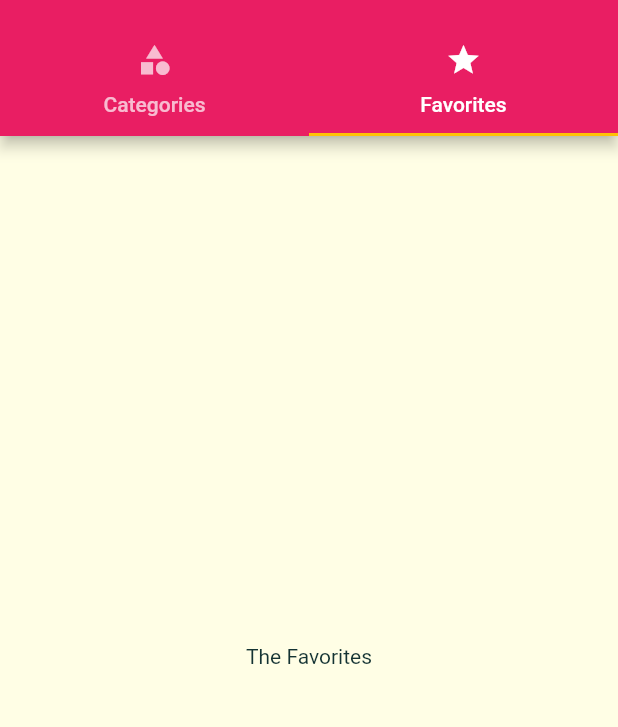
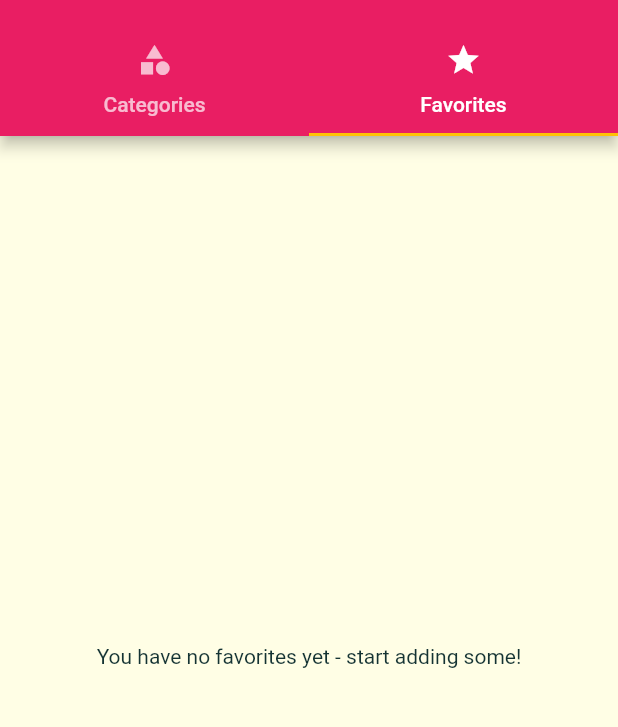
Before and after one commit to Korkmatik/Mealy, a Flutter app: the screen it shows after launch, tab 2 chosen, on a phone screen of 412 x 824 dp, the part 59-786 px from its top. Run offline on Flutter 3.47's test engine with Material 2 defaults, Android fonts, the phone set to English and light mode, and no system bars.

Commit message:
Add functionality to add recipes as favorites

```diff
--- a/lib/main.dart
+++ b/lib/main.dart
@@ -27,6 +27,7 @@ class _MyAppState extends State<MyApp> {
     'vegetarian': false,
   };
   List<Meal> _availableMeals = DUMMY_MEALS;
+  List<Meal> _favoriteMeals = [];
 
   void _setFilters(Map<String, bool> filterData) {
     setState(() {
@@ -46,6 +47,23 @@ class _MyAppState extends State<MyApp> {
         return true;
       }).toList();
     });
+  }
+
+  void _toggleFavorite(String mealId) {
+    final existingIndex = _favoriteMeals.indexWhere((meal) => meal.id == mealId);
+    if (existingIndex >= 0) {
+      setState(() {
+        _favoriteMeals.removeAt(existingIndex);
+      });
+    } else {
+      setState(() {
+        _favoriteMeals.add(DUMMY_MEALS.firstWhere((meal) => meal.id == mealId));
+      });
+    }
+  }
+
+  bool _isMealFavorite(String id) {
+    return _favoriteMeals.any((meal) => meal.id == id);
   }
 
   @override
@@ -77,11 +95,11 @@ class _MyAppState extends State<MyApp> {
                   const TextStyle(fontSize: 20, fontWeight: FontWeight.bold),
             ),
       ),
-      home: const TabsScreen(),
+      home: TabsScreen(_favoriteMeals),
       routes: {
         CategoryMealsScreen.routeName: (ctx) =>
             CategoryMealsScreen(_availableMeals),
-        MealDetailScreen.routeName: (ctx) => MealDetailScreen(),
+        MealDetailScreen.routeName: (ctx) => MealDetailScreen(_toggleFavorite, _isMealFavorite),
         FiltersScreen.routeName: (ctx) => FiltersScreen(_filters, _setFilters),
       },
     );
--- a/lib/screens/category_meals_screen.dart
+++ b/lib/screens/category_meals_screen.dart
@@ -63,7 +63,6 @@ class _CategoryMealsScreenState extends State<CategoryMealsScreen> {
             duration: meal.duration,
             complexity: meal.complexity,
             affordability: meal.affordability,
-            removeItem: _removeMeal,
           );
         },
         itemCount: displayedMeals!.length,
--- a/lib/screens/favorites_screen.dart
+++ b/lib/screens/favorites_screen.dart
@@ -1,12 +1,33 @@
 import 'package:flutter/material.dart';
+import 'package:meal_app/models/meal.dart';
+import 'package:meal_app/widgets/meal_item.dart';
 
 class FavoritesScreen extends StatelessWidget {
-  const FavoritesScreen({Key? key}) : super(key: key);
+  final List<Meal> favoriteMeals;
+
+  const FavoritesScreen(this.favoriteMeals, {Key? key}) : super(key: key);
 
   @override
   Widget build(BuildContext context) {
-    return Center(
-      child: Text('The Favorites'),
+    if (favoriteMeals.isEmpty) {
+      return const Center(
+        child: Text('You have no favorites yet - start adding some!'),
+      );
+    }
+
+    return ListView.builder(
+      itemBuilder: (ctx, i) {
+        Meal meal = favoriteMeals[i];
+        return MealItem(
+          id: meal.id,
+          title: meal.title,
+          imageUrl: meal.imageUrl,
+          duration: meal.duration,
+          complexity: meal.complexity,
+          affordability: meal.affordability,
+        );
+      },
+      itemCount: favoriteMeals.length,
     );
   }
 }
--- a/lib/screens/tabs_screen.dart
+++ b/lib/screens/tabs_screen.dart
@@ -1,10 +1,13 @@
 import 'package:flutter/material.dart';
+import 'package:meal_app/models/meal.dart';
 import 'package:meal_app/screens/categories_screen.dart';
 import 'package:meal_app/screens/favorites_screen.dart';
 import 'package:meal_app/widgets/main_drawer.dart';
 
 class TabsScreen extends StatefulWidget {
-  const TabsScreen({Key? key}) : super(key: key);
+  final List<Meal> favoriteMeals;
+
+  const TabsScreen(this.favoriteMeals, {Key? key}) : super(key: key);
 
   @override
   _TabsScreenState createState() => _TabsScreenState();
@@ -32,11 +35,11 @@ class _TabsScreenState extends State<TabsScreen> {
             ],
           ),
         ),
-        drawer: MainDrawer(),
-        body: const TabBarView(
+        drawer: const MainDrawer(),
+        body: TabBarView(
           children: [
-            CategoriesScreen(),
-            FavoritesScreen(),
+            const CategoriesScreen(),
+            FavoritesScreen(widget.favoriteMeals),
           ],
         ),
       ),
--- a/lib/widgets/meal_item.dart
+++ b/lib/widgets/meal_item.dart
@@ -9,7 +9,6 @@ class MealItem extends StatelessWidget {
   final int duration;
   final Complexity complexity;
   final Affordability affordability;
-  final Function removeItem;
 
   const MealItem({
     required this.id,
@@ -18,7 +17,6 @@ class MealItem extends StatelessWidget {
     required this.duration,
     required this.complexity,
     required this.affordability,
-    required this.removeItem,
   });
 
   String get complexityText {
@@ -53,7 +51,6 @@ class MealItem extends StatelessWidget {
       arguments: id,
     ).then((result) {
       if (result != null) {
-        removeItem(result);
       }
     });
   }
```
Also changed, not shown: lib/screens/meal_detail_screen.dart (+6 -5 lines).
